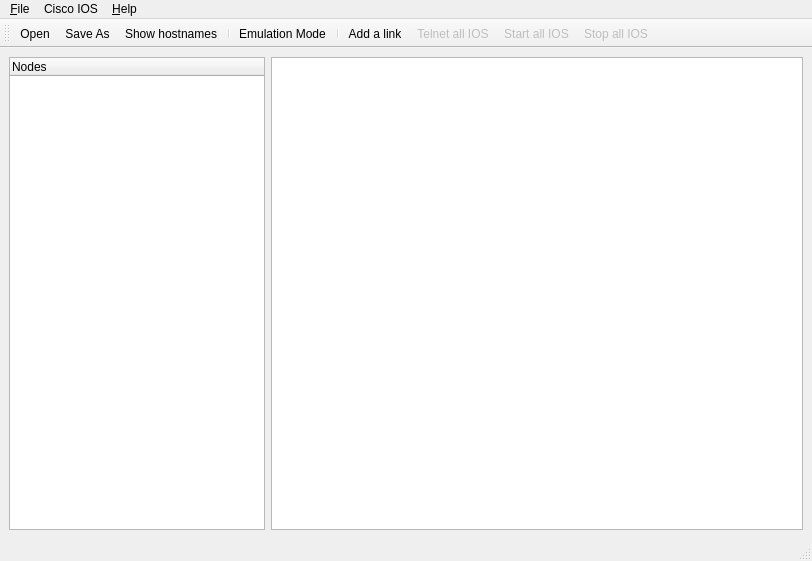
The window that GNS3/Ui/Form_MainWindow.ui (GNS3/gns3-legacy) describes before a commit, drawn with Qt 5.
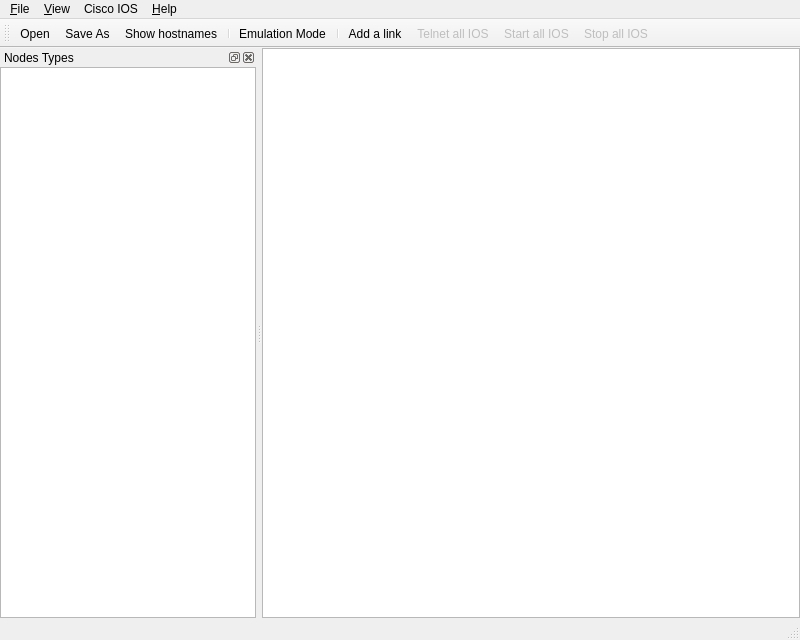
The same window after the commit. Icons and pictures are not drawn. Custom widgets are drawn as their Qt base class.

Commit message:
[GUI] First bunch of modification for the future Workspace system
- Change `Nodes Types List' to QListWidget, and add it into a dock.
  (This implies some file moves and class name changes ;-))
- Add new `View' Menu. (Perhaps it will change for a more appropriate name
  later).

Diff of the .ui file:
```diff
--- a/GNS3/Ui/Form_MainWindow.ui
+++ b/GNS3/Ui/Form_MainWindow.ui
@@ -5,8 +5,8 @@
    <rect>
     <x>0</x>
     <y>0</y>
-    <width>812</width>
-    <height>561</height>
+    <width>800</width>
+    <height>640</height>
    </rect>
   </property>
   <property name="windowTitle" >
@@ -18,53 +18,30 @@
   <widget class="QWidget" name="centralwidget" >
    <layout class="QHBoxLayout" >
     <property name="spacing" >
-     <number>6</number>
+     <number>0</number>
     </property>
     <property name="leftMargin" >
-     <number>9</number>
+     <number>0</number>
     </property>
     <property name="topMargin" >
-     <number>9</number>
+     <number>0</number>
     </property>
     <property name="rightMargin" >
-     <number>9</number>
+     <number>0</number>
     </property>
     <property name="bottomMargin" >
-     <number>9</number>
+     <number>0</number>
     </property>
     <item>
-     <widget class="QTreeWidgetCustom" name="treeWidget" >
+     <widget class="Scene" name="graphicsView" >
       <property name="sizePolicy" >
-       <sizepolicy vsizetype="Expanding" hsizetype="Fixed" >
+       <sizepolicy vsizetype="Expanding" hsizetype="Expanding" >
         <horstretch>0</horstretch>
         <verstretch>0</verstretch>
        </sizepolicy>
       </property>
-      <property name="editTriggers" >
-       <set>QAbstractItemView::DoubleClicked|QAbstractItemView::EditKeyPressed|QAbstractItemView::NoEditTriggers</set>
-      </property>
-      <property name="dragEnabled" >
-       <bool>true</bool>
-      </property>
-      <property name="iconSize" >
-       <size>
-        <width>24</width>
-        <height>24</height>
-       </size>
-      </property>
-      <property name="rootIsDecorated" >
-       <bool>false</bool>
-      </property>
-      <column>
-       <property name="text" >
-        <string>Nodes</string>
-       </property>
-      </column>
      </widget>
     </item>
-    <item>
-     <widget class="Scene" name="graphicsView" />
-    </item>
    </layout>
   </widget>
   <widget class="QMenuBar" name="menubar" >
@@ -72,8 +49,8 @@
     <rect>
      <x>0</x>
      <y>0</y>
-     <width>812</width>
-     <height>29</height>
+     <width>800</width>
+     <height>27</height>
     </rect>
    </property>
    <widget class="QMenu" name="menuIOS" >
@@ -101,7 +78,13 @@
     <addaction name="action_OnlineHelp" />
     <addaction name="action_About" />
    </widget>
+   <widget class="QMenu" name="menu_View" >
+    <property name="title" >
+     <string>&amp;View</string>
+    </property>
+   </widget>
    <addaction name="menu_File" />
+   <addaction name="menu_View" />
    <addaction name="menuIOS" />
    <addaction name="menu_About" />
   </widget>
@@ -127,6 +110,73 @@
    <addaction name="action_StartAll" />
    <addaction name="action_StopAll" />
   </widget>
+  <widget class="QDockWidget" name="dockWidget_NodeTypes" >
+   <property name="sizePolicy" >
+    <sizepolicy vsizetype="Expanding" hsizetype="MinimumExpanding" >
+     <horstretch>0</horstretch>
+     <verstretch>0</verstretch>
+    </sizepolicy>
+   </property>
+   <property name="allowedAreas" >
+    <set>Qt::LeftDockWidgetArea|Qt::NoDockWidgetArea|Qt::RightDockWidgetArea</set>
+   </property>
+   <property name="windowTitle" >
+    <string>Nodes Types</string>
+   </property>
+   <attribute name="dockWidgetArea" >
+    <number>1</number>
+   </attribute>
+   <widget class="QWidget" name="dockWidgetContents_NodeTypes" >
+    <property name="sizePolicy" >
+     <sizepolicy vsizetype="Expanding" hsizetype="MinimumExpanding" >
+      <horstretch>0</horstretch>
+      <verstretch>0</verstretch>
+     </sizepolicy>
+    </property>
+    <layout class="QHBoxLayout" >
+     <property name="leftMargin" >
+      <number>0</number>
+     </property>
+     <property name="topMargin" >
+      <number>0</number>
+     </property>
+     <property name="rightMargin" >
+      <number>0</number>
+     </property>
+     <property name="bottomMargin" >
+      <number>0</number>
+     </property>
+     <item>
+      <widget class="nodesDock" name="panel_nodesTypesList" >
+       <property name="sizePolicy" >
+        <sizepolicy vsizetype="Expanding" hsizetype="MinimumExpanding" >
+         <horstretch>0</horstretch>
+         <verstretch>0</verstretch>
+        </sizepolicy>
+       </property>
+       <property name="dragEnabled" >
+        <bool>true</bool>
+       </property>
+       <property name="selectionBehavior" >
+        <enum>QAbstractItemView::SelectRows</enum>
+       </property>
+       <property name="iconSize" >
+        <size>
+         <width>24</width>
+         <height>24</height>
+        </size>
+       </property>
+       <property name="horizontalScrollMode" >
+        <enum>QAbstractItemView::ScrollPerPixel</enum>
+       </property>
+       <property name="resizeMode" >
+        <enum>QListView::Adjust</enum>
+       </property>
+      </widget>
+     </item>
+    </layout>
+   </widget>
+  </widget>
   <action name="action_About" >
    <property name="text" >
     <string>&amp;About</string>
@@ -259,16 +309,16 @@
   </action>
  </widget>
  <customwidgets>
-  <customwidget>
-   <class>QTreeWidgetCustom</class>
-   <extends>QTreeWidget</extends>
-   <header>Widget_QTreeWidgetCustom</header>
-  </customwidget>
   <customwidget>
    <class>Scene</class>
    <extends>QGraphicsView</extends>
    <header>GNS3.Scene.h</header>
   </customwidget>
+  <customwidget>
+   <class>nodesDock</class>
+   <extends>QListWidget</extends>
+   <header>GNS3.Ui.Widget_nodesDock.h</header>
+  </customwidget>
  </customwidgets>
  <resources>
   <include location="../../../gns3-artwork/svg_resources.qrc" />
```
Left out of the diff: 15 changed lines with no effect on the pictures. The commit also changes 3 other files.
